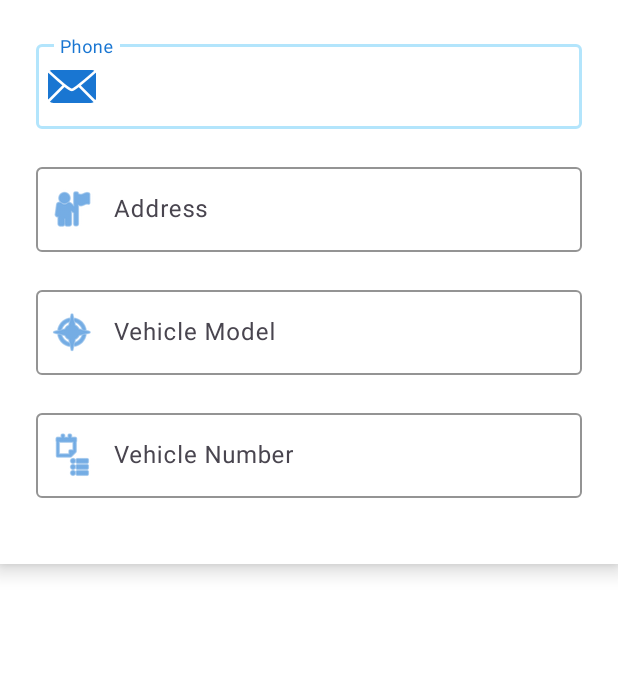
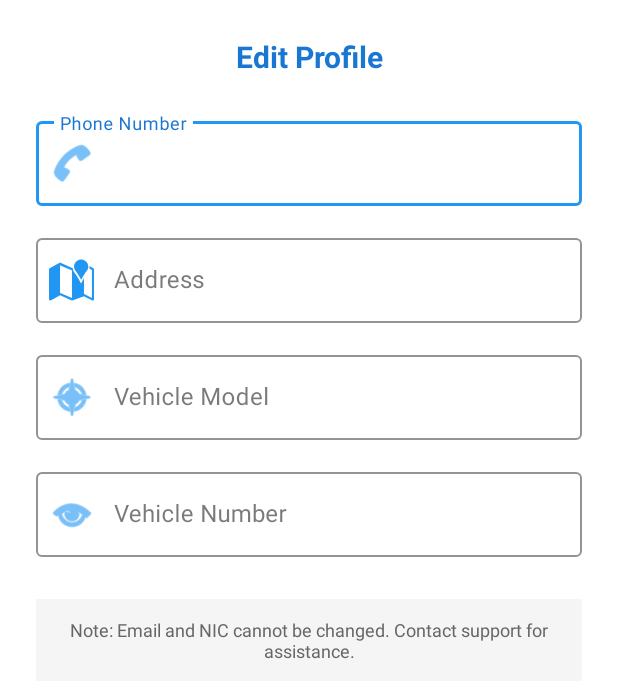
Before and after one commit to VihangaU/EV-ChargeHub, an Android app built with Jetpack Compose: the layout dialog_edit_profile.xml on its own in the app's theme, with its tools: preview values and no code run, on a phone screen of 412 x 824 dp. Shown: the top 698 px of the screen. Run offline under Robolectric (Android 15) with nearby library versions, the phone set to English and light mode, and no system bars.

Commit message:
Revamp edit profile dialog UI

```diff
--- a/EV-MobileApp/app/src/main/res/layout/dialog_edit_profile.xml
+++ b/EV-MobileApp/app/src/main/res/layout/dialog_edit_profile.xml
@@ -5,25 +5,75 @@
     android:layout_height="wrap_content"
     android:orientation="vertical"
     android:padding="24dp"
-    android:background="#FFFFFF"
-    android:elevation="8dp">
+    android:background="#FFFFFF">
+
+    <TextView
+        android:layout_width="match_parent"
+        android:layout_height="wrap_content"
+        android:text="Edit Profile"
+        android:textSize="20sp"
+        android:textStyle="bold"
+        android:textColor="#1976D2"
+        android:gravity="center"
+        android:layout_marginBottom="24dp" />
 
     <com.google.android.material.textfield.TextInputLayout
         android:layout_width="match_parent"
         android:layout_height="wrap_content"
-        android:layout_marginBottom="20dp"
-        app:boxStrokeColor="#B3E5FC"
+        android:layout_marginBottom="16dp"
+        app:boxStrokeColor="#2196F3"
         app:hintTextColor="#1976D2"
-        app:startIconDrawable="@android:drawable/ic_dialog_email"
-        app:startIconTint="#1976D2">
+        app:startIconDrawable="@android:drawable/ic_menu_call"
+        app:startIconTint="#2196F3"
+        style="@style/Widget.MaterialComponents.TextInputLayout.OutlinedBox">
 
         <com.google.android.material.textfield.TextInputEditText
             android:id="@+id/et_phone"
             android:layout_width="match_parent"
             android:layout_height="wrap_content"
-            android:hint="Phone"
+            android:hint="Phone Number"
             android:inputType="phone"
-            android:textColor="#424242" />
+            android:textColor="#333333" />
+
+    </com.google.android.material.textfield.TextInputLayout>
+
+    <com.google.android.material.textfield.TextInputLayout
+        android:layout_width="match_parent"
+        android:layout_height="wrap_content"
+        android:layout_marginBottom="16dp"
+        app:boxStrokeColor="#2196F3"
+        app:hintTextColor="#1976D2"
+        app:startIconDrawable="@android:drawable/ic_dialog_map"
+        app:startIconTint="#2196F3"
+        style="@style/Widget.MaterialComponents.TextInputLayout.OutlinedBox">
+
+        <com.google.android.material.textfield.TextInputEditText
+            android:id="@+id/et_address"
+            android:layout_width="match_parent"
+            android:layout_height="wrap_content"
+            android:hint="Address"
+            android:inputType="textPostalAddress"
+            android:textColor="#333333" />
+
+    </com.google.android.material.textfield.TextInputLayout>
+
+    <com.google.android.material.textfield.TextInputLayout
+        android:layout_width="match_parent"
+        android:layout_height="wrap_content"
+        android:layout_marginBottom="16dp"
+        app:boxStrokeColor="#2196F3"
+        app:hintTextColor="#1976D2"
+        app:startIconDrawable="@android:drawable/ic_menu_compass"
+        app:startIconTint="#2196F3"
+        style="@style/Widget.MaterialComponents.TextInputLayout.OutlinedBox">
+
+        <com.google.android.material.textfield.TextInputEditText
+            android:id="@+id/et_vehicle_model"
+            android:layout_width="match_parent"
+            android:layout_height="wrap_content"
+            android:hint="Vehicle Model"
+            android:inputType="text"
+            android:textColor="#333333" />
 
     </com.google.android.material.textfield.TextInputLayout>
 
@@ -31,48 +81,11 @@
         android:layout_width="match_parent"
         android:layout_height="wrap_content"
         android:layout_marginBottom="20dp"
-        app:boxStrokeColor="#B3E5FC"
+        app:boxStrokeColor="#2196F3"
         app:hintTextColor="#1976D2"
-        app:startIconDrawable="@android:drawable/ic_menu_myplaces"
-        app:startIconTint="#1976D2">
-
-        <com.google.android.material.textfield.TextInputEditText
-            android:id="@+id/et_address"
-            android:layout_width="match_parent"
-            android:layout_height="wrap_content"
-            android:hint="Address"
-            android:inputType="text"
-            android:textColor="#424242" />
-
-    </com.google.android.material.textfield.TextInputLayout>
-
-    <com.google.android.material.textfield.TextInputLayout
-        android:layout_width="match_parent"
-        android:layout_height="wrap_content"
-        android:layout_marginBottom="20dp"
-        app:boxStrokeColor="#B3E5FC"
-        app:hintTextColor="#1976D2"
-        app:startIconDrawable="@android:drawable/ic_menu_compass"
-        app:startIconTint="#1976D2">
-
-        <com.google.android.material.textfield.TextInputEditText
-            android:id="@+id/et_vehicle_model"
-            android:layout_width="match_parent"
-            android:layout_height="wrap_content"
-            android:hint="Vehicle Model"
-            android:inputType="text"
-            android:textColor="#424242" />
-
-    </com.google.android.material.textfield.TextInputLayout>
-
-    <com.google.android.material.textfield.TextInputLayout
-        android:layout_width="match_parent"
-        android:layout_height="wrap_content"
-        android:layout_marginBottom="20dp"
-        app:boxStrokeColor="#B3E5FC"
-        app:hintTextColor="#1976D2"
-        app:startIconDrawable="@android:drawable/ic_menu_agenda"
-        app:startIconTint="#1976D2">
+        app:startIconDrawable="@android:drawable/ic_menu_view"
+        app:startIconTint="#2196F3"
+        style="@style/Widget.MaterialComponents.TextInputLayout.OutlinedBox">
 
         <com.google.android.material.textfield.TextInputEditText
             android:id="@+id/et_vehicle_number"
@@ -80,8 +93,19 @@
             android:layout_height="wrap_content"
             android:hint="Vehicle Number"
             android:inputType="text"
-            android:textColor="#424242" />
+            android:textColor="#333333" />
 
     </com.google.android.material.textfield.TextInputLayout>
 
+    <TextView
+        android:layout_width="match_parent"
+        android:layout_height="wrap_content"
+        android:text="Note: Email and NIC cannot be changed. Contact support for assistance."
+        android:textSize="12sp"
+        android:textColor="#666666"
+        android:gravity="center"
+        android:background="#F5F5F5"
+        android:padding="12dp"
+        android:layout_marginTop="8dp" />
+
 </LinearLayout>
```
